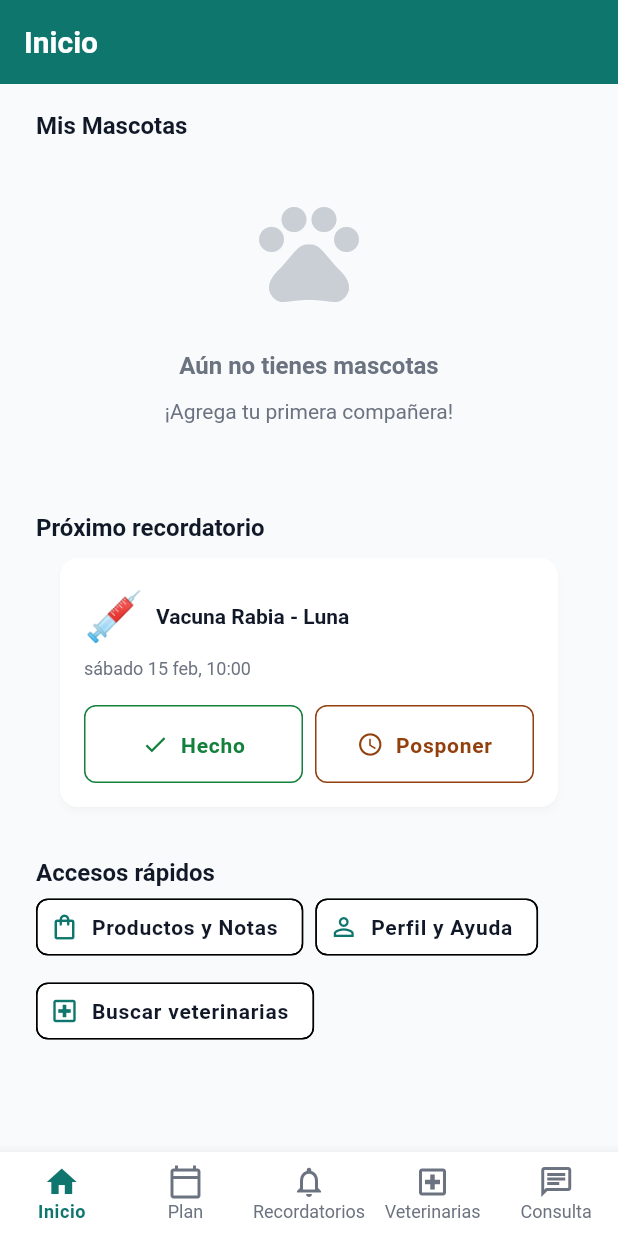
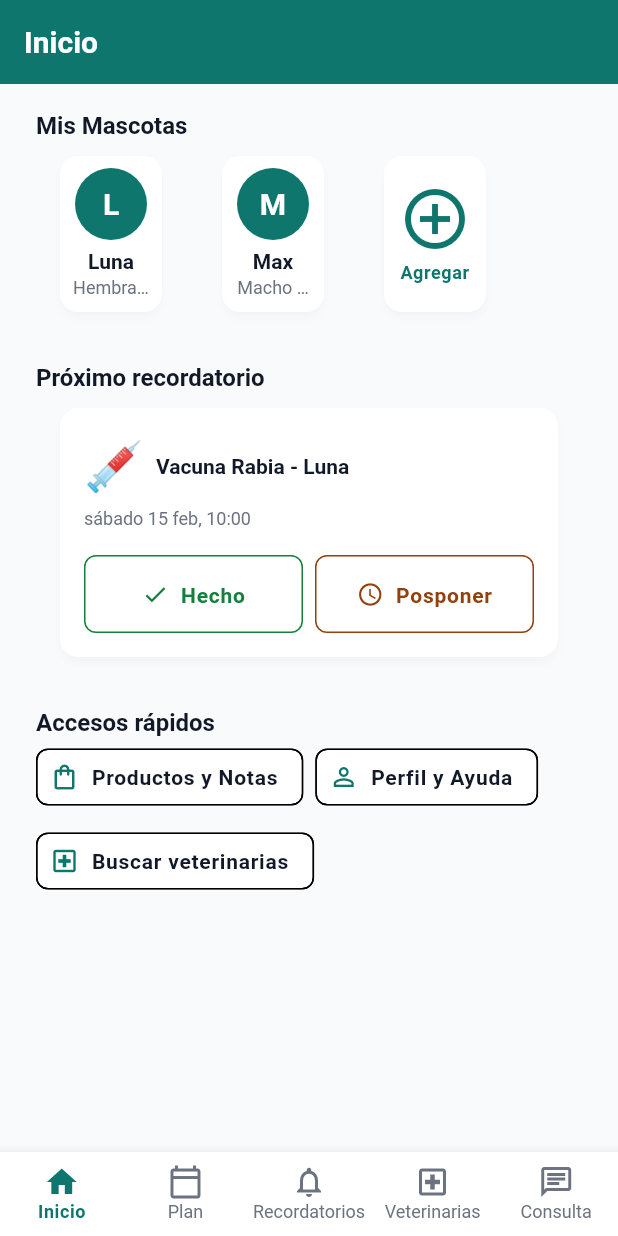
Before and after one commit to ESTAPIA/PetCare-Prototipo, a Flutter app: the screen it shows after launch, on a phone screen of 412 x 824 dp. Run offline on Flutter 3.47's test engine with Material 3 defaults, Android fonts, the phone set to English and light mode, and no system bars; our stand-ins replace shared_preferences, table_calendar.

Commit message:
feat(PROC-001): PASO F.1 - Integrar HomeScreen con MockPetsRepository y navegación real

```diff
--- a/lib/screens/home/home_screen.dart
+++ b/lib/screens/home/home_screen.dart
@@ -7,13 +7,45 @@ import '../../widgets/common/app_card.dart';
 import '../../widgets/common/empty_state.dart';
 import '../../data/mock_reminders.dart';
 import '../../models/reminder.dart';
+import '../../data/mock_pets.dart';
+import '../../models/pet.dart';
+import '../../navigation/app_routes.dart';
 
 /// SCR-HOME-DASH: Dashboard principal
 /// PROC-001: Gestión de Mascotas
 ///
 /// Objetivo: Mostrar acceso rápido a mascotas, próximo recordatorio y acciones frecuentes
-class HomeScreen extends StatelessWidget {
+class HomeScreen extends StatefulWidget {
   const HomeScreen({super.key});
+
+  @override
+  State<HomeScreen> createState() => _HomeScreenState();
+}
+
+class _HomeScreenState extends State<HomeScreen> {
+  List<Pet> _pets = [];
+  bool _isLoading = true;
+
+  @override
+  void initState() {
+    super.initState();
+    _loadPets();
+  }
+
+  /// Cargar mascotas desde el repositorio
+  Future<void> _loadPets() async {
+    setState(() => _isLoading = true);
+
+    // Nielsen H1: Visibilidad del estado con delay mínimo
+    await Future.delayed(const Duration(milliseconds: 500));
+
+    final pets = await MockPetsRepository.getAllPets();
+
+    setState(() {
+      _pets = pets;
+      _isLoading = false;
+    });
+  }
 
   @override
   Widget build(BuildContext context) {
@@ -64,30 +96,49 @@ class HomeScreen extends StatelessWidget {
 
   /// Construir sección de mascotas (horizontal scroll)
   Widget _buildPetsSection() {
-    // TODO: Conectar con datos mock
-    final hasPets = false; // Cambiar a true cuando haya datos
-
-    if (!hasPets) {
+    // Nielsen H1: Mostrar loading state mientras carga
+    if (_isLoading) {
       return const Padding(
         padding: EdgeInsets.symmetric(horizontal: AppSpacing.lg),
+        child: Center(
+          child: Padding(
+            padding: EdgeInsets.all(AppSpacing.xl),
+            child: CircularProgressIndicator(),
+          ),
+        ),
+      );
+    }
+
+    // Nielsen H10: EmptyState con instrucción clara
+    if (_pets.isEmpty) {
+      return Padding(
+        padding: const EdgeInsets.symmetric(horizontal: AppSpacing.lg),
         child: EmptyState(
           icon: Icons.pets,
           message: 'Aún no tienes mascotas',
           instruction: '¡Agrega tu primera compañera!',
           actionLabel: 'Agregar mascota',
-          // onAction: () => Navigator.push(...),
+          onAction: () async {
+            final result = await Navigator.pushNamed(
+              context,
+              AppRoutes.petNew,
+            );
+            if (result == true) {
+              _loadPets(); // Recargar después de crear
+            }
+          },
         ),
       );
     }
 
+    // Nielsen H6: Reconocimiento - mostrar pets con datos reales
     return SizedBox(
       height: 120,
       child: ListView(
         scrollDirection: Axis.horizontal,
         padding: const EdgeInsets.symmetric(horizontal: AppSpacing.lg),
         children: [
-          _buildPetCard('Luna', 'Perra mestiza', Icons.pets),
-          _buildPetCard('Max', 'Gato persa', Icons.pets),
+          ..._pets.map((pet) => _buildPetCard(pet)),
           _buildAddPetCard(),
         ],
       ),
@@ -95,14 +146,23 @@ class HomeScreen extends StatelessWidget {
   }
 
   /// Card de mascota individual
-  Widget _buildPetCard(String name, String species, IconData icon) {
+  Widget _buildPetCard(Pet pet) {
     return Container(
       width: 100,
       margin: const EdgeInsets.only(right: AppSpacing.sm),
       child: AppCard(
         padding: const EdgeInsets.all(AppSpacing.sm),
-        onTap: () {
-          // TODO: Navegar a detalle de mascota
+        onTap: () async {
+          // Nielsen H4: Consistencia - mismo patrón de navegación
+          final result = await Navigator.pushNamed(
+            context,
+            AppRoutes.petDetail,
+            arguments: pet.id,
+          );
+          // Recargar si hubo cambios (edición o eliminación)
+          if (result == true) {
+            _loadPets();
+          }
         },
         child: Column(
           mainAxisAlignment: MainAxisAlignment.center,
@@ -110,18 +170,25 @@ class HomeScreen extends StatelessWidget {
             CircleAvatar(
               radius: 24,
               backgroundColor: AppColors.primary,
-              child: Icon(icon, color: AppColors.onPrimary),
+              child: Text(
+                pet.inicial,
+                style: const TextStyle(
+                  fontSize: 20,
+                  fontWeight: FontWeight.bold,
+                  color: AppColors.onPrimary,
+                ),
+              ),
             ),
             const SizedBox(height: AppSpacing.xs),
             Text(
-              name,
+              pet.nombre,
               style: AppTypography.bodyBold,
               maxLines: 1,
               overflow: TextOverflow.ellipsis,
               textAlign: TextAlign.center,
             ),
             Text(
-              species,
+              pet.descripcionCorta,
               style: AppTypography.caption.copyWith(
                 color: AppColors.textSecondary,
               ),
@@ -142,8 +209,15 @@ class HomeScreen extends StatelessWidget {
       margin: const EdgeInsets.only(right: AppSpacing.sm),
       child: AppCard(
         padding: const EdgeInsets.all(AppSpacing.sm),
-        onTap: () {
-          // TODO: Navegar a crear mascota
+        onTap: () async {
+          // Nielsen H3: Control y libertad - permitir crear desde dashboard
+          final result = await Navigator.pushNamed(
+            context,
+            AppRoutes.petNew,
+          );
+          if (result == true) {
+            _loadPets(); // Recargar después de crear
+          }
         },
         child: Column(
           mainAxisAlignment: MainAxisAlignment.center,
@@ -189,6 +263,16 @@ class HomeScreen extends StatelessWidget {
       );
     }
 
+    // Buscar el nombre de la mascota real
+    final pet = _pets.firstWhere(
+      (p) => p.id == reminder.petId,
+      orElse: () => Pet(
+        id: 'unknown',
+        nombre: 'Mascota',
+        especie: PetSpecies.otro,
+      ),
+    );
+
     return Padding(
       padding: const EdgeInsets.symmetric(horizontal: AppSpacing.lg),
       child: AppCard(
@@ -201,7 +285,7 @@ class HomeScreen extends StatelessWidget {
                 const SizedBox(width: AppSpacing.sm),
                 Expanded(
                   child: Text(
-                    '${reminder.title} - Luna', // Mock pet name
+                    '${reminder.title} - ${pet.nombre}',
                     style: AppTypography.bodyBold,
                   ),
                 ),
@@ -276,21 +360,21 @@ class HomeScreen extends StatelessWidget {
             label: 'Productos y Notas',
             icon: Icons.shopping_bag_outlined,
             onTap: () {
-              // TODO: Navegar a productos
+              // TODO: PROC-005 - Navegar a productos
             },
           ),
           _buildQuickActionChip(
             label: 'Perfil y Ayuda',
             icon: Icons.person_outline,
             onTap: () {
-              // TODO: Navegar a perfil
+              // TODO: Navegar a perfil (pendiente implementación)
             },
           ),
           _buildQuickActionChip(
             label: 'Buscar veterinarias',
             icon: Icons.local_hospital_outlined,
             onTap: () {
-              // TODO: Cambiar a tab Veterinarias
+              // TODO: PROC-004 - Cambiar a tab Veterinarias
             },
           ),
         ],
```
